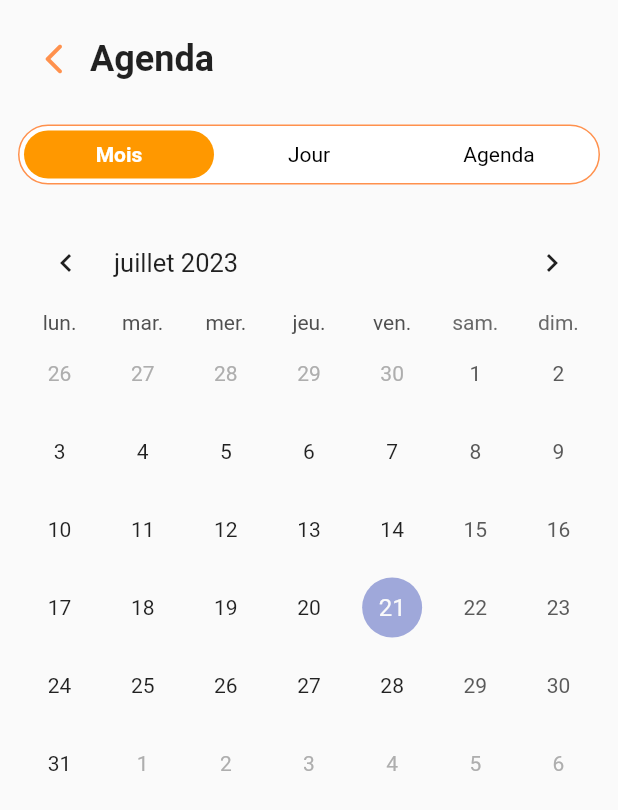
After one commit to Les-Pilotes/immersion, a Flutter app: the ImmersionCalendarScreen screen opened directly, on a phone screen of 412 x 824 dp. The commit adds this screen. Shown: the top 810 px of the screen. Run offline on Flutter 3.47's test engine with Material 2 defaults, Android fonts, the phone set to English and light mode, and no system bars; drawn by our look-alikes of table_calendar; our stand-ins replace cached_network_image, cloud_firestore, email_validator, firebase_auth, firebase_core, firebase_storage and 4 more; accounts and stored records are empty; network calls fail.

Commit message:
Adding immersion agenda & calendar elements (screen and widget elements)

```diff
--- /dev/null
+++ b/lib/src/features/immersion/presentation/screens/calendar_tabs/immersion_month_tab.dart
@@ -0,0 +1,19 @@
+import 'package:flutter/material.dart';
+import 'package:table_calendar/table_calendar.dart';
+
+class ImmersionMonthTab extends StatelessWidget {
+  const ImmersionMonthTab({super.key});
+
+  @override
+  Widget build(BuildContext context) {
+    return TableCalendar<TableCalendar>(
+      firstDay: DateTime.utc(2010, 10, 16),
+      lastDay: DateTime.utc(2030, 3, 14),
+      focusedDay: DateTime.now(),
+      calendarFormat: CalendarFormat.month,
+      locale: 'fr_FR',
+      headerStyle: const HeaderStyle(formatButtonVisible: false),
+      startingDayOfWeek: StartingDayOfWeek.monday,
+    );
+  }
+}
--- /dev/null
+++ b/lib/src/features/immersion/presentation/screens/immersion_calendar_screen.dart
@@ -0,0 +1,27 @@
+import 'package:flutter/material.dart';
+import 'package:immersion/src/utils/ui_library/interface/bread_crumb_navigation_bar.dart';
+import 'package:immersion/src/utils/ui_library/navigation/event_calendar_tab_bar.dart';
+
+class ImmersionCalendarScreen extends StatelessWidget {
+  const ImmersionCalendarScreen({super.key});
+
+  static const String routeName = "/home/calendar";
+
+  @override
+  Widget build(BuildContext context) {
+    return const Scaffold(
+      body: SafeArea(
+        child: Column(
+          children: [
+            SizedBox(height: 15),
+            BreadCrumbNavigationBar(title: "Agenda"),
+            SizedBox(
+              height: 20,
+            ),
+            EventCalendarTabBar(),
+          ],
+        ),
+      ),
+    );
+  }
+}
--- /dev/null
+++ b/lib/src/utils/ui_library/interface/bread_crumb_navigation_bar.dart
@@ -0,0 +1,35 @@
+import 'package:flutter/material.dart';
+import 'package:immersion/src/utils/styles.dart';
+import 'package:immersion/src/utils/ui_library/text/primary_page_title.dart';
+
+class BreadCrumbNavigationBar extends StatelessWidget {
+  const BreadCrumbNavigationBar({
+    required this.title,
+    super.key,
+  });
+
+  final String title;
+
+  @override
+  Widget build(BuildContext context) {
+    return Padding(
+      padding: const EdgeInsets.symmetric(horizontal: 12),
+      child: Column(
+        children: [
+          Row(
+            children: [
+              IconButton(
+                icon: const Icon(Icons.arrow_back_ios_new_rounded),
+                color: primaryColor,
+                onPressed: () => Navigator.pop(context),
+              ),
+              PrimaryPageTitle(
+                title: title,
+              ),
+            ],
+          ),
+        ],
+      ),
+    );
+  }
+}
--- /dev/null
+++ b/lib/src/utils/ui_library/navigation/event_calendar_tab_bar.dart
@@ -0,0 +1,98 @@
+import 'package:flutter/material.dart';
+import 'package:immersion/src/features/immersion/presentation/screens/calendar_tabs/immersion_agenda_tab.dart';
+import 'package:immersion/src/features/immersion/presentation/screens/calendar_tabs/immersion_day_tab.dart';
+import 'package:immersion/src/features/immersion/presentation/screens/calendar_tabs/immersion_month_tab.dart';
+import 'package:immersion/src/utils/styles.dart';
+import 'package:immersion/src/utils/ui_library/navigation/event_calendar_tab_bar_item.dart';
+
+class EventCalendarTabBar extends StatefulWidget {
+  const EventCalendarTabBar({super.key});
+
+  @override
+  State<EventCalendarTabBar> createState() => _EventCalendarTabBarState();
+}
+
+class _EventCalendarTabBarState extends State<EventCalendarTabBar> {
+  int _selectedTabIndex = 0;
+
+  @override
+  Widget build(BuildContext context) {
+    return Expanded(
+      child: Padding(
+        padding: const EdgeInsets.symmetric(horizontal: 12),
+        child: Stack(
+          children: [
+            Positioned.fill(
+              top: 60,
+              child: IndexedStack(
+                index: _selectedTabIndex,
+                children: const [
+                  ImmersionMonthTab(),
+                  ImmersionDayTab(),
+                  SingleChildScrollView(
+                    child: ImmersionAgendaTab(),
+                  ),
+                ],
+              ),
+            ),
+            Positioned(
+              top: 0,
+              left: 0,
+              right: 0,
+              child: Container(
+                height: 40,
+                padding: const EdgeInsets.all(3),
+                decoration: BoxDecoration(
+                  color: Colors.white,
+                  border: Border.all(color: primaryColor),
+                  borderRadius: BorderRadius.circular(20),
+                ),
+                child: Row(
+                  mainAxisAlignment: MainAxisAlignment.spaceEvenly,
+                  children: [
+                    Expanded(
+                      child: EventCalendarTabBarItem(
+                        title: 'Mois',
+                        index: 0,
+                        isSelected: _selectedTabIndex == 0,
+                        onTap: () {
+                          setState(() {
+                            _selectedTabIndex = 0;
+                          });
+                        },
+                      ),
+                    ),
+                    Expanded(
+                      child: EventCalendarTabBarItem(
+                        title: 'Jour',
+                        index: 1,
+                        isSelected: _selectedTabIndex == 1,
+                        onTap: () {
+                          setState(() {
+                            _selectedTabIndex = 1;
+                          });
+                        },
+                      ),
+                    ),
+                    Expanded(
+                      child: EventCalendarTabBarItem(
+                        title: 'Agenda',
+                        index: 2,
+                        isSelected: _selectedTabIndex == 2,
+                        onTap: () {
+                          setState(() {
+                            _selectedTabIndex = 2;
+                          });
+                        },
+                      ),
+                    ),
+                  ],
+                ),
+              ),
+            ),
+          ],
+        ),
+      ),
+    );
+  }
+}
--- /dev/null
+++ b/lib/src/utils/ui_library/navigation/event_calendar_tab_bar_item.dart
@@ -0,0 +1,38 @@
+import 'package:flutter/material.dart';
+
+class EventCalendarTabBarItem extends StatelessWidget {
+  const EventCalendarTabBarItem({
+    required this.title,
+    required this.index,
+    required this.isSelected,
+    required this.onTap,
+    super.key,
+  });
+
+  final String title;
+  final int index;
+  final bool isSelected;
+  final VoidCallback onTap;
+
+  @override
+  Widget build(BuildContext context) {
+    return GestureDetector(
+      onTap: onTap,
+      child: Container(
+        padding: const EdgeInsets.symmetric(vertical: 8, horizontal: 16),
+        decoration: BoxDecoration(
+          color: isSelected ? Colors.orange : Colors.transparent,
+          borderRadius: BorderRadius.circular(20),
+        ),
+        child: Text(
+          title,
+          style: TextStyle(
+            color: isSelected ? Colors.white : Colors.black,
+            fontWeight: isSelected ? FontWeight.bold : FontWeight.normal,
+          ),
+          textAlign: TextAlign.center,
+        ),
+      ),
+    );
+  }
+}
--- a/pubspec.yaml
+++ b/pubspec.yaml
@@ -47,6 +47,7 @@ dependencies:
   fluttertoast: ^8.2.2
   form_builder_validators: ^9.0.0
   intl: 0.18.0
+  table_calendar: ^3.0.9
 
 dev_dependencies:
   flutter_flavorizr: ^2.2.1
```
Also changed, not shown: lib/src/features/authentication/presentation/screens/welcome_screen.dart (+2 -7 lines), lib/src/features/immersion/presentation/screens/calendar_tabs/immersion_agenda_tab.dart (added, +122 -0 lines), lib/src/features/immersion/presentation/screens/calendar_tabs/immersion_day_tab.dart (added, +19 -0 lines), lib/src/utils/styles.dart (+9 -0 lines), lib/src/utils/ui_library/list/event_tile.dart (added, +66 -0 lines), pubspec.lock, 1 other file.
